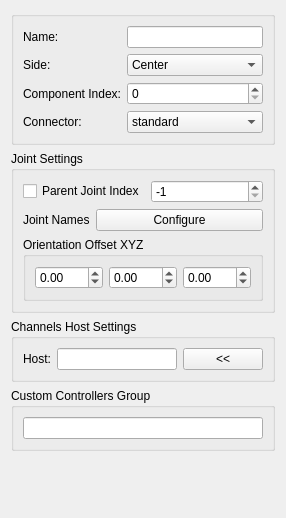
Old version of the form release/scripts/mgear/shifter/component/main_settings_ui.ui in the repository mgear-dev/mgear4.
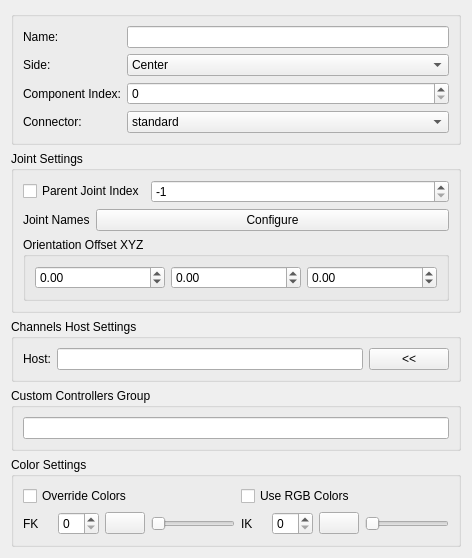
New version of the form.

Commit message: adding RGB colors for controls commit from @jimbo-drew

Diff of the .ui file:
```diff
--- a/release/scripts/mgear/shifter/component/main_settings_ui.ui
+++ b/release/scripts/mgear/shifter/component/main_settings_ui.ui
@@ -14,6 +14,244 @@
    <string>Form</string>
   </property>
   <layout class="QGridLayout" name="gridLayout">
+   <item row="5" column="0">
+    <spacer name="verticalSpacer">
+     <property name="orientation">
+      <enum>Qt::Vertical</enum>
+     </property>
+     <property name="sizeHint" stdset="0">
+      <size>
+       <width>20</width>
+       <height>40</height>
+      </size>
+     </property>
+    </spacer>
+   </item>
+   <item row="2" column="0">
+    <widget class="QGroupBox" name="groupBox">
+     <property name="sizePolicy">
+      <sizepolicy hsizetype="Minimum" vsizetype="Minimum">
+       <horstretch>0</horstretch>
+       <verstretch>0</verstretch>
+      </sizepolicy>
+     </property>
+     <property name="title">
+      <string>Channels Host Settings</string>
+     </property>
+     <layout class="QGridLayout" name="gridLayout_2">
+      <item row="0" column="0">
+       <layout class="QHBoxLayout" name="horizontalLayout_2">
+        <item>
+         <widget class="QLabel" name="host_label">
+          <property name="text">
+           <string>Host:</string>
+          </property>
+         </widget>
+        </item>
+        <item>
+         <widget class="QLineEdit" name="host_lineEdit"/>
+        </item>
+        <item>
+         <widget class="QPushButton" name="host_pushButton">
+          <property name="text">
+           <string>&lt;&lt;</string>
+          </property>
+         </widget>
+        </item>
+       </layout>
+      </item>
+     </layout>
+    </widget>
+   </item>
+   <item row="4" column="0">
+    <widget class="QGroupBox" name="groupBox_4">
+     <property name="sizePolicy">
+      <sizepolicy hsizetype="Minimum" vsizetype="Minimum">
+       <horstretch>0</horstretch>
+       <verstretch>0</verstretch>
+      </sizepolicy>
+     </property>
+     <property name="title">
+      <string>Color Settings</string>
+     </property>
+     <layout class="QGridLayout" name="gridLayout_8">
+      <item row="2" column="0">
+       <layout class="QGridLayout" name="gridLayout_7">
+        <item row="1" column="0">
+         <layout class="QGridLayout" name="gridLayout_9">
+          <item row="0" column="1">
+           <widget class="QLabel" name="color_fk_label">
+            <property name="sizePolicy">
+             <sizepolicy hsizetype="Minimum" vsizetype="Preferred">
+              <horstretch>0</horstretch>
+              <verstretch>0</verstretch>
+             </sizepolicy>
+            </property>
+            <property name="minimumSize">
+             <size>
+              <width>0</width>
+              <height>0</height>
+             </size>
+            </property>
+            <property name="text">
+             <string/>
+            </property>
+           </widget>
+          </item>
+          <item row="0" column="2">
+           <widget class="QSpinBox" name="color_fk_spinBox">
+            <property name="sizePolicy">
+             <sizepolicy hsizetype="Expanding" vsizetype="Fixed">
+              <horstretch>0</horstretch>
+              <verstretch>0</verstretch>
+             </sizepolicy>
+            </property>
+            <property name="maximum">
+             <number>31</number>
+            </property>
+           </widget>
+          </item>
+          <item row="0" column="3">
+           <widget class="QPushButton" name="RGB_fk_pushButton">
+            <property name="sizePolicy">
+             <sizepolicy hsizetype="Fixed" vsizetype="Fixed">
+              <horstretch>0</horstretch>
+              <verstretch>0</verstretch>
+             </sizepolicy>
+            </property>
+            <property name="maximumSize">
+             <size>
+              <width>16777215</width>
+              <height>16777215</height>
+             </size>
+            </property>
+            <property name="layoutDirection">
+             <enum>Qt::LeftToRight</enum>
+            </property>
+            <property name="styleSheet">
+             <string notr="true"/>
+            </property>
+            <property name="text">
+             <string/>
+            </property>
+           </widget>
+          </item>
+          <item row="0" column="4">
+           <widget class="QSlider" name="RGB_fk_slider">
+            <property name="maximum">
+             <number>255</number>
+            </property>
+            <property name="orientation">
+             <enum>Qt::Horizontal</enum>
+            </property>
+           </widget>
+          </item>
+          <item row="0" column="0">
+           <widget class="QLabel" name="fk_label_2">
+            <property name="text">
+             <string>FK</string>
+            </property>
+           </widget>
+          </item>
+         </layout>
+        </item>
+        <item row="1" column="1">
+         <layout class="QGridLayout" name="gridLayout_10">
+          <item row="0" column="2">
+           <widget class="QSpinBox" name="color_ik_spinBox">
+            <property name="sizePolicy">
+             <sizepolicy hsizetype="Expanding" vsizetype="Fixed">
+              <horstretch>0</horstretch>
+              <verstretch>0</verstretch>
+             </sizepolicy>
+            </property>
+            <property name="maximum">
+             <number>31</number>
+            </property>
+           </widget>
+          </item>
+          <item row="0" column="1">
+           <widget class="QLabel" name="color_ik_label">
+            <property name="sizePolicy">
+             <sizepolicy hsizetype="Minimum" vsizetype="Preferred">
+              <horstretch>0</horstretch>
+              <verstretch>0</verstretch>
+             </sizepolicy>
+            </property>
+            <property name="minimumSize">
+             <size>
+              <width>0</width>
+              <height>0</height>
+             </size>
+            </property>
+            <property name="text">
+             <string/>
+            </property>
+           </widget>
+          </item>
+          <item row="0" column="3">
+           <widget class="QPushButton" name="RGB_ik_pushButton">
+            <property name="sizePolicy">
+             <sizepolicy hsizetype="Fixed" vsizetype="Fixed">
+              <horstretch>0</horstretch>
+              <verstretch>0</verstretch>
+             </sizepolicy>
+            </property>
+            <property name="maximumSize">
+             <size>
+              <width>16777215</width>
+              <height>16777215</height>
+             </size>
+            </property>
+            <property name="layoutDirection">
+             <enum>Qt::LeftToRight</enum>
+            </property>
+            <property name="styleSheet">
+             <string notr="true"/>
+            </property>
+            <property name="text">
+             <string/>
+            </property>
+           </widget>
+          </item>
+          <item row="0" column="4">
+           <widget class="QSlider" name="RGB_ik_slider">
+            <property name="maximum">
+             <number>255</number>
+            </property>
+            <property name="orientation">
+             <enum>Qt::Horizontal</enum>
+            </property>
+           </widget>
+          </item>
+          <item row="0" column="0">
+           <widget class="QLabel" name="ik_label">
+            <property name="text">
+             <string>IK</string>
+            </property>
+           </widget>
+          </item>
+         </layout>
+        </item>
+        <item row="0" column="0">
+         <widget class="QCheckBox" name="overrideColors_checkBox">
+          <property name="text">
+           <string>Override Colors</string>
+          </property>
+         </widget>
+        </item>
+        <item row="0" column="1">
+         <widget class="QCheckBox" name="useRGB_checkBox">
+          <property name="text">
+           <string>Use RGB Colors</string>
+          </property>
+         </widget>
+        </item>
+       </layout>
+      </item>
+     </layout>
+    </widget>
+   </item>
    <item row="0" column="0">
     <widget class="QGroupBox" name="mainSettings_groupBox">
      <property name="title">
@@ -108,6 +346,32 @@
      </layout>
     </widget>
    </item>
+   <item row="3" column="0">
+    <widget class="QGroupBox" name="groupBox_2">
+     <property name="sizePolicy">
+      <sizepolicy hsizetype="Minimum" vsizetype="Minimum">
+       <horstretch>0</horstretch>
+       <verstretch>0</verstretch>
+      </sizepolicy>
+     </property>
+     <property name="title">
+      <string>Custom Controllers Group</string>
+     </property>
+     <layout class="QGridLayout" name="gridLayout_5">
+      <item row="0" column="0">
+       <layout class="QHBoxLayout" name="horizontalLayout_3">
+        <item>
+         <widget class="QLineEdit" name="subGroup_lineEdit">
+          <property name="toolTip">
+           <string>&lt;html&gt;&lt;head/&gt;&lt;body&gt;&lt;p&gt;Name for a custom controllers Group (Maya set) for the component controllers.&lt;/p&gt;&lt;p align=&quot;center&quot;&gt;&lt;span style=&quot; font-weight:600;&quot;&gt;i.e&lt;/span&gt;: Setting the name &amp;quot;arm&amp;quot; will create a sub group (sub set in Mayas terminology) with the name &amp;quot;rig_arm_grp&amp;quot;. This group will be under the &amp;quot;rig_controllers_grp&amp;quot;&lt;/p&gt;&lt;p&gt;Leave this option empty for the default behaviour.&lt;/p&gt;&lt;/body&gt;&lt;/html&gt;</string>
+          </property>
+         </widget>
+        </item>
+       </layout>
+      </item>
+     </layout>
+    </widget>
+   </item>
    <item row="1" column="0">
     <widget class="QGroupBox" name="jointSettings_groupBox">
      <property name="sizePolicy">
@@ -253,81 +517,6 @@
      </layout>
     </widget>
    </item>
-   <item row="2" column="0">
-    <widget class="QGroupBox" name="groupBox">
-     <property name="sizePolicy">
-      <sizepolicy hsizetype="Minimum" vsizetype="Minimum">
-       <horstretch>0</horstretch>
-       <verstretch>0</verstretch>
-      </sizepolicy>
-     </property>
-     <property name="title">
-      <string>Channels Host Settings</string>
-     </property>
-     <layout class="QGridLayout" name="gridLayout_2">
-      <item row="0" column="0">
-       <layout class="QHBoxLayout" name="horizontalLayout_2">
-        <item>
-         <widget class="QLabel" name="host_label">
-          <property name="text">
-           <string>Host:</string>
-          </property>
-         </widget>
-        </item>
-        <item>
-         <widget class="QLineEdit" name="host_lineEdit"/>
-        </item>
-        <item>
-         <widget class="QPushButton" name="host_pushButton">
-          <property name="text">
-           <string>&lt;&lt;</string>
-          </property>
-         </widget>
-        </item>
-       </layout>
-      </item>
-     </layout>
-    </widget>
-   </item>
-   <item row="3" column="0">
-    <widget class="QGroupBox" name="groupBox_2">
-     <property name="sizePolicy">
-      <sizepolicy hsizetype="Minimum" vsizetype="Minimum">
-       <horstretch>0</horstretch>
-       <verstretch>0</verstretch>
-      </sizepolicy>
-     </property>
-     <property name="title">
-      <string>Custom Controllers Group</string>
-     </property>
-     <layout class="QGridLayout" name="gridLayout_5">
-      <item row="0" column="0">
-       <layout class="QHBoxLayout" name="horizontalLayout_3">
-        <item>
-         <widget class="QLineEdit" name="subGroup_lineEdit">
-          <property name="toolTip">
-           <string>&lt;html&gt;&lt;head/&gt;&lt;body&gt;&lt;p&gt;Name for a custom controllers Group (Maya set) for the component controllers.&lt;/p&gt;&lt;p align=&quot;center&quot;&gt;&lt;span style=&quot; font-weight:600;&quot;&gt;i.e&lt;/span&gt;: Setting the name &amp;quot;arm&amp;quot; will create a sub group (sub set in Mayas terminology) with the name &amp;quot;rig_arm_grp&amp;quot;. This group will be under the &amp;quot;rig_controllers_grp&amp;quot;&lt;/p&gt;&lt;p&gt;Leave this option empty for the default behaviour.&lt;/p&gt;&lt;/body&gt;&lt;/html&gt;</string>
-          </property>
-         </widget>
-        </item>
-       </layout>
-      </item>
-     </layout>
-    </widget>
-   </item>
-   <item row="4" column="0">
-    <spacer name="verticalSpacer">
-     <property name="orientation">
-      <enum>Qt::Vertical</enum>
-     </property>
-     <property name="sizeHint" stdset="0">
-      <size>
-       <width>20</width>
-       <height>40</height>
-      </size>
-     </property>
-    </spacer>
-   </item>
   </layout>
  </widget>
  <resources/>
```
The commit also changes 6 other files.
